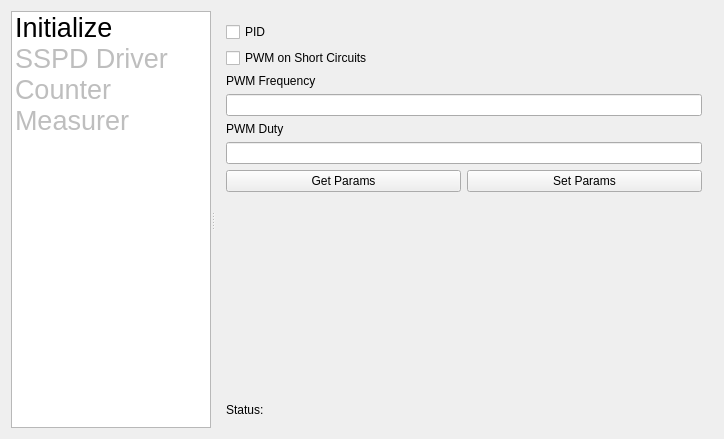
Old version of the form User/QeMeasurer/mainwindow.ui in the repository OzhegovRoman/ControlUnit4_Software.
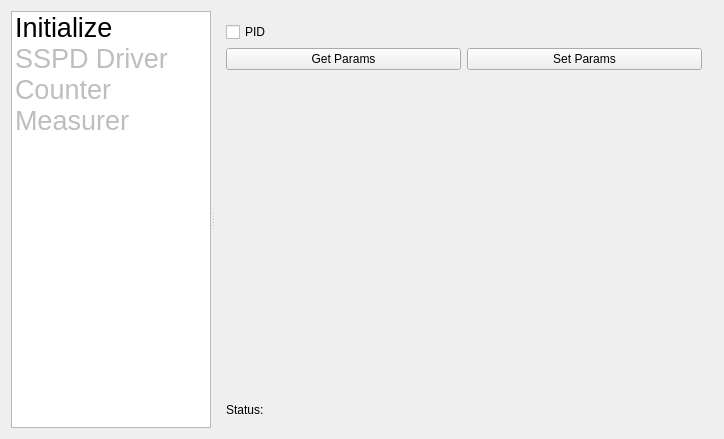
New version of the form. The open tabs and pages were chosen to show the change. Custom widgets are drawn as their Qt base class.

Diff of the .ui file:
```diff
--- a/User/QeMeasurer/mainwindow.ui
+++ b/User/QeMeasurer/mainwindow.ui
@@ -711,50 +711,6 @@
           </property>
          </widget>
         </item>
-        <item>
-         <widget class="QCheckBox" name="cbPWM">
-          <property name="styleSheet">
-           <string notr="true">font: 14pt &quot;MS Shell Dlg 2&quot;;</string>
-          </property>
-          <property name="text">
-           <string>PWM on Short Circuits</string>
-          </property>
-         </widget>
-        </item>
-        <item>
-         <widget class="QLabel" name="label_3">
-          <property name="styleSheet">
-           <string notr="true">font: 14pt &quot;MS Shell Dlg 2&quot;;</string>
-          </property>
-          <property name="text">
-           <string>PWM Frequency</string>
-          </property>
-         </widget>
-        </item>
-        <item>
-         <widget class="QLineEdit" name="lePwmFrequency">
-          <property name="styleSheet">
-           <string notr="true">font: 14pt &quot;MS Shell Dlg 2&quot;;</string>
-          </property>
-         </widget>
-        </item>
-        <item>
-         <widget class="QLabel" name="label_6">
-          <property name="styleSheet">
-           <string notr="true">font: 14pt &quot;MS Shell Dlg 2&quot;;</string>
-          </property>
-          <property name="text">
-           <string>PWM Duty</string>
-          </property>
-         </widget>
-        </item>
-        <item>
-         <widget class="QLineEdit" name="lePwmDuty">
-          <property name="styleSheet">
-           <string notr="true">font: 14pt &quot;MS Shell Dlg 2&quot;;</string>
-          </property>
-         </widget>
-        </item>
         <item>
          <layout class="QHBoxLayout" name="horizontalLayout_7">
           <item>
```
Left out of the diff: 2 changed lines with no effect on the pictures.
